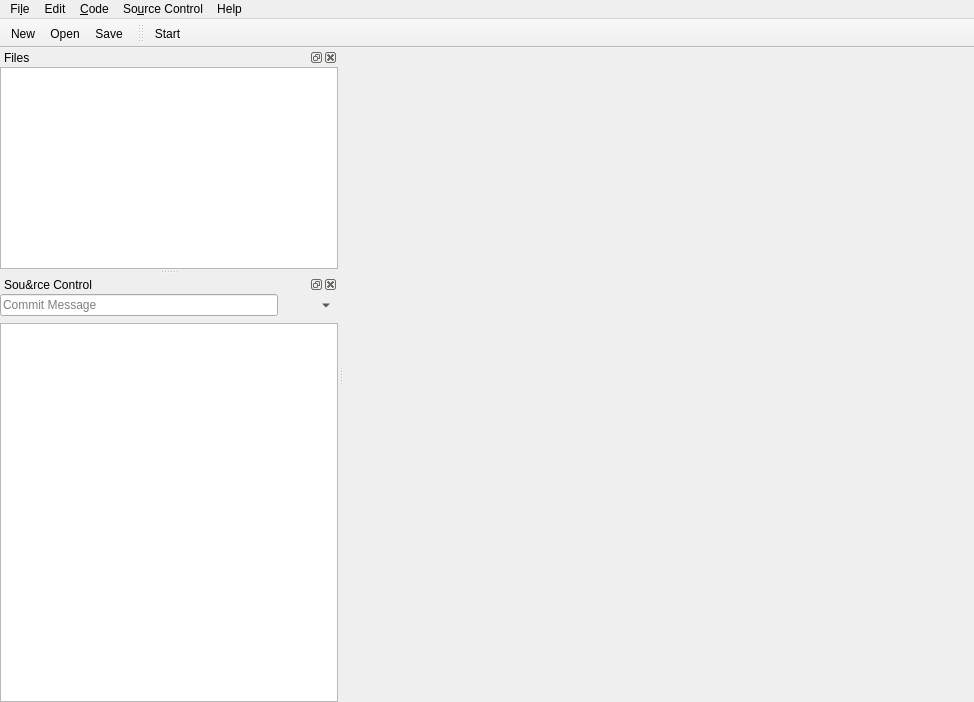
The window that mainwindow.ui (theCheeseboard/theSlate) describes before a commit, drawn with Qt 5.
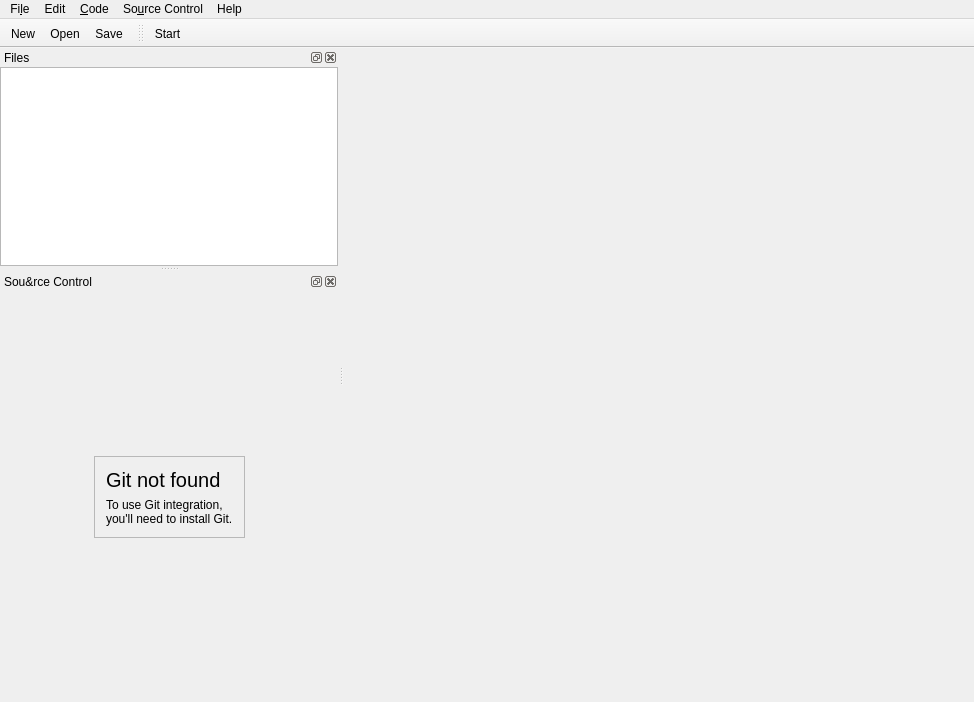
The same window after the commit. Icons and pictures are not drawn.

Commit message: Git detection on Windows

The edit to the form file:
```diff
--- a/mainwindow.ui
+++ b/mainwindow.ui
@@ -292,7 +292,7 @@
      <item>
       <widget class="QStackedWidget" name="sourceControlPanes">
        <property name="currentIndex">
-        <number>0</number>
+        <number>3</number>
        </property>
        <widget class="QWidget" name="page">
         <layout class="QVBoxLayout" name="verticalLayout_8">
@@ -578,6 +578,96 @@
          </item>
         </layout>
        </widget>
+       <widget class="QWidget" name="page_4">
+        <layout class="QGridLayout" name="gridLayout_3">
+         <item row="0" column="1">
+          <spacer name="verticalSpacer_5">
+           <property name="orientation">
+            <enum>Qt::Vertical</enum>
+           </property>
+           <property name="sizeHint" stdset="0">
+            <size>
+             <width>20</width>
+             <height>147</height>
+            </size>
+           </property>
+          </spacer>
+         </item>
+         <item row="1" column="0">
+          <spacer name="horizontalSpacer_6">
+           <property name="orientation">
+            <enum>Qt::Horizontal</enum>
+           </property>
+           <property name="sizeHint" stdset="0">
+            <size>
+             <width>56</width>
+             <height>20</height>
+            </size>
+           </property>
+          </spacer>
+         </item>
+         <item row="1" column="2">
+          <spacer name="horizontalSpacer_7">
+           <property name="orientation">
+            <enum>Qt::Horizontal</enum>
+           </property>
+           <property name="sizeHint" stdset="0">
+            <size>
+             <width>56</width>
+             <height>20</height>
+            </size>
+           </property>
+          </spacer>
+         </item>
+         <item row="1" column="1">
+          <widget class="QFrame" name="frame_4">
+           <property name="frameShape">
+            <enum>QFrame::StyledPanel</enum>
+           </property>
+           <property name="frameShadow">
+            <enum>QFrame::Raised</enum>
+           </property>
+           <layout class="QVBoxLayout" name="verticalLayout_6">
+            <item>
+             <widget class="QLabel" name="label_5">
+              <property name="font">
+               <font>
+                <pointsize>15</pointsize>
+               </font>
+              </property>
+              <property name="text">
+               <string>Git not found</string>
+              </property>
+             </widget>
+            </item>
+            <item>
+             <widget class="QLabel" name="label_6">
+              <property name="text">
+               <string>To use Git integration, you'll need to install Git.</string>
+              </property>
+              <property name="wordWrap">
+               <bool>true</bool>
+              </property>
+             </widget>
+            </item>
+           </layout>
+          </widget>
+         </item>
+         <item row="2" column="1">
+          <spacer name="verticalSpacer_6">
+           <property name="orientation">
+            <enum>Qt::Vertical</enum>
+           </property>
+           <property name="sizeHint" stdset="0">
+            <size>
+             <width>20</width>
+             <height>147</height>
+            </size>
+           </property>
+          </spacer>
+         </item>
+        </layout>
+       </widget>
       </widget>
      </item>
     </layout>
```
Left out of the diff: 32 changed lines with no effect on the pictures. The commit also changes 4 other files.
